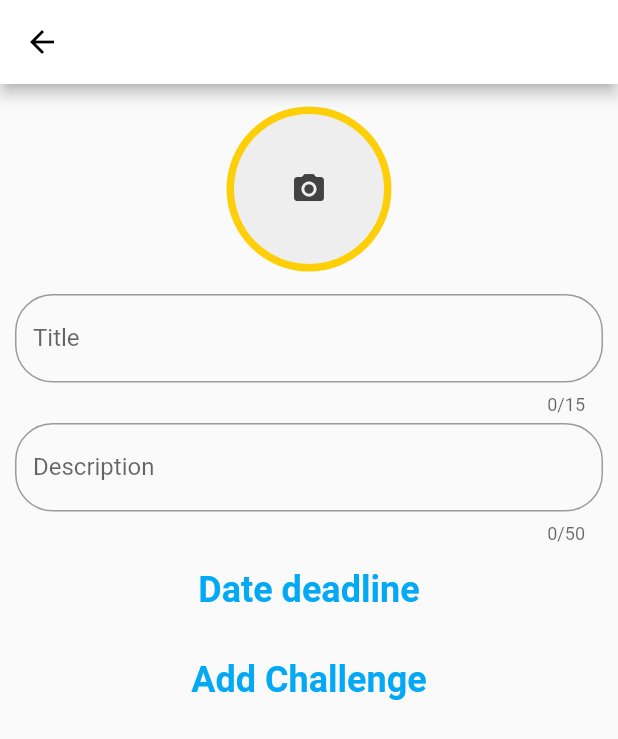
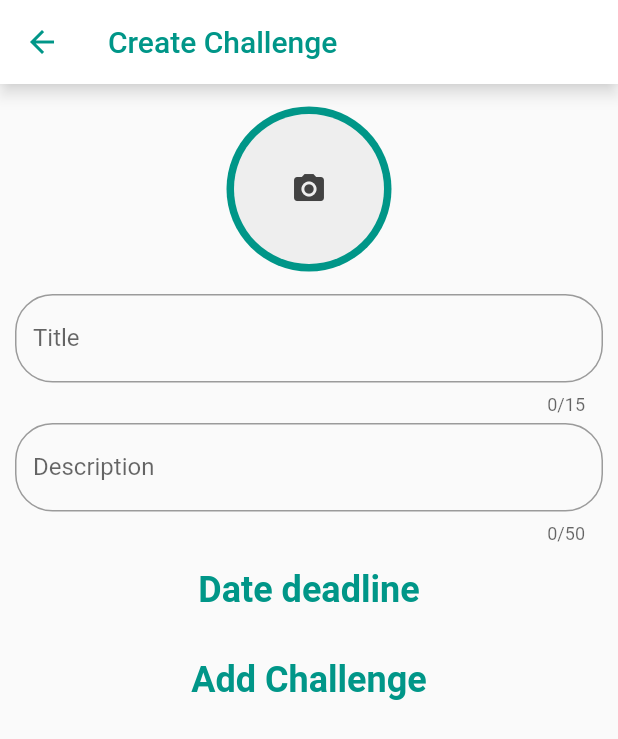
Before and after one commit to WaltDeyzel/semester_cup, a Flutter app: the screen it shows after launch, after a tap on the "drive file rename outline" icon, on a phone screen of 412 x 824 dp. Shown: the top 739 px of the screen. Run offline on Flutter 3.47's test engine with Material 2 defaults, Android fonts, the phone set to English and light mode, and no system bars; our stand-ins replace image_picker; network calls fail; Roboto replaces fonts that are missing (Georgia).

Commit message:
Created themedata to refrence in app.

```diff
--- a/lib/Screens/add_challenge_screen.dart
+++ b/lib/Screens/add_challenge_screen.dart
@@ -75,7 +75,10 @@ class _AddChallengeScreen extends State<AddChallengeScreen> {
     final challenges = Provider.of<ChallengeListDemo>(context);
     return Scaffold(
       appBar: AppBar(
+        title: Text("Create Challenge", style: TextStyle(color: Theme.of(context).primaryColor),),
         backgroundColor: Colors.white,
+        shadowColor: Colors.white,
+        iconTheme: IconThemeData(color: Theme.of(context).primaryColor),
       ),
       body: Container(
           padding: const EdgeInsets.only(top: 15),
@@ -93,7 +96,7 @@ class _AddChallengeScreen extends State<AddChallengeScreen> {
                       },
                       child: CircleAvatar(
                         radius: 55,
-                        backgroundColor: const Color(0xffFDCF09),
+                        backgroundColor: Theme.of(context).primaryColor,
                         child: _coverPhoto != null
                             ? ClipRRect(
                                 borderRadius: BorderRadius.circular(50),
--- a/lib/Screens/challenge_list_screen.dart
+++ b/lib/Screens/challenge_list_screen.dart
@@ -21,7 +21,7 @@ class _ChallengeListScreen extends State<ChallengeListScreen> {
             Container(
               width: double.infinity,
               padding: EdgeInsets.all(20),
-              color: Color.fromRGBO(141, 208, 252, 0.8),
+              color: Theme.of(context).accentColor,
               child: Center(
                   child: Text(
                 "LIST OF AVAILABLE CHALLENGES",
--- a/lib/Screens/home_screen.dart
+++ b/lib/Screens/home_screen.dart
@@ -23,12 +23,13 @@ class _HomeScreen extends State<HomeScreen> {
     return Scaffold(
       appBar: AppBar(
         leading: Icon(Icons.emoji_events, color: Colors.yellow,),
-        title: Text("SemesterCup",style: TextStyle(fontWeight: FontWeight.bold, fontSize: 30, color: Colors.white),),
+        title: Text("SemesterCup",style: Theme.of(context).textTheme.headline1,),
+        backgroundColor: Theme.of(context).primaryColor,
       ),
       body: _pages[_pageIndex],
       bottomNavigationBar: BottomNavigationBar(
-        backgroundColor: Theme.of(context).primaryColor,
-        selectedItemColor: Colors.yellow,
+        backgroundColor: Colors.white,
+        selectedItemColor: Theme.of(context).primaryColor,
         unselectedItemColor: Colors.black,
         onTap: _selectPage,
         currentIndex: _pageIndex,
--- a/lib/Screens/leaderboard_screen.dart
+++ b/lib/Screens/leaderboard_screen.dart
@@ -15,13 +15,14 @@ class _LeaderboardScreen extends State<LeaderboardScreen> {
         child: Column(
           children: <Widget>[
             Container(
-              color: Color.fromRGBO(141, 208, 252, 0.8),
+              color: Theme.of(context).accentColor,
               padding: EdgeInsets.all(20),
               child: Center(
-                  child: Text(
-                "LEADERBOARD",
-                style: TextStyle(fontSize: 17, fontWeight: FontWeight.bold),
-              )),
+                child: Text(
+                  "LEADERBOARD",
+                  style: Theme.of(context).textTheme.headline2,
+                ),
+              ),
             ),
             UserLeaderboardList(),
           ],
--- a/lib/Screens/spesific_challange_screen.dart
+++ b/lib/Screens/spesific_challange_screen.dart
@@ -48,8 +48,7 @@ class _SpesificChallengeScreen extends State<SpesificChallengeScreen> {
         appBar: AppBar(
           title: Text(
             selectedChallenge.title,
-            style: TextStyle(
-                fontWeight: FontWeight.bold, fontSize: 20, color: Colors.white),
+            style: Theme.of(context).textTheme.headline4,
           ),
         ),
         body: _storedImage == null
@@ -57,8 +56,9 @@ class _SpesificChallengeScreen extends State<SpesificChallengeScreen> {
             ? ChallengeEntryGrid(entries)
             : Image.file(_storedImage),
         floatingActionButton: FloatingActionButton(
-          child: Icon(Icons.add_a_photo),
+          backgroundColor: Colors.white,
+          child: Icon(Icons.add_a_photo,),
           onPressed: (){_addChallengeEntry(selectedChallenge);},
-        ));
+        ),);
   }
 }
--- a/lib/Widgets/challengeTile.dart
+++ b/lib/Widgets/challengeTile.dart
@@ -47,10 +47,7 @@ class _ChallangeTile extends State<ChallangeTile> {
                         padding: EdgeInsets.all(5),
                         child: Text(
                           _challange.title.toString(),
-                          style: TextStyle(
-                              fontWeight: FontWeight.bold,
-                              fontSize: 24,
-                              color: Colors.black),
+                          style: Theme.of(context).textTheme.headline2,
                         ),
                       ),
                     )
@@ -62,10 +59,7 @@ class _ChallangeTile extends State<ChallangeTile> {
                         padding: EdgeInsets.all(5),
                         child: Text(
                           _challange.description,
-                          style: TextStyle(
-                              fontWeight: FontWeight.bold,
-                              fontSize: 16,
-                              color: Colors.black),
+                          style: Theme.of(context).textTheme.headline3,
                         ),
                       ),
                     ),
@@ -79,7 +73,7 @@ class _ChallangeTile extends State<ChallangeTile> {
             child: IconButton(
                 icon: Icon(
                   Icons.info_outline,
-                  color: Colors.white,
+                  color: cardsColour,
                 ),
                 onPressed: () {
                   setState(() {
--- a/lib/Widgets/challenge_entry.dart
+++ b/lib/Widgets/challenge_entry.dart
@@ -24,7 +24,7 @@ class _EntryItemTile extends State<EntryItemTile> {
           },
           //URL will be temporary I think.
           child: entry.photo != null
-              ? Image.file(entry.photo, fit: BoxFit.cover)
+              ? Image.file(entry.photo, fit: BoxFit.fill)
               : Image.network(entry.pictureURL),
         ),
         footer: GridTileBar(
--- a/lib/Widgets/user_leaderboard_list.dart
+++ b/lib/Widgets/user_leaderboard_list.dart
@@ -16,7 +16,6 @@ class UserLeaderboardList extends StatelessWidget {
     users.sort((a, b) => b.points.compareTo(a.points));
     return Container(
       color: Theme.of(context).primaryColor,
-      //height: 350,
       child: users.isEmpty
           ? Text('No Users to display')
           : Column(
@@ -26,12 +25,10 @@ class UserLeaderboardList extends StatelessWidget {
                     onTap: () {
                       selectedUserRoute(element, context);
                     },
-                    splashColor: Colors.blue,
                     borderRadius: BorderRadius.circular(15),
                     child: Card(
                       elevation: 1,
-                      color: Color.fromRGBO(
-                          141, 208, 252, 0.8), //Theme.of(context).primaryColor,
+                      color: Theme.of(context).accentColor,
                       child: ListTile(
                         title: Text(
                           element.name,
--- a/lib/main.dart
+++ b/lib/main.dart
@@ -30,15 +30,35 @@ class MyApp extends StatelessWidget {
         ],
         child: MaterialApp(
           title: 'SemesterCup',
+          // THEME OF APP
           theme: ThemeData(
-            primarySwatch: Colors.lightBlue,
-            visualDensity: VisualDensity.adaptivePlatformDensity,
+            primarySwatch: Colors.teal,
+            accentColor: Colors.white,
+            fontFamily: 'Georgia',
+            textTheme: TextTheme(
+              // App bar title
+              headline1: TextStyle(fontWeight: FontWeight.bold, fontSize: 30, color: Colors.white),
+              // Challenge title
+              headline2: TextStyle(
+                  fontWeight: FontWeight.w100,
+                  fontSize: 24,
+                  color: Colors.black),
+              // Challenge description.
+              headline3: TextStyle(
+                  fontWeight: FontWeight.w100,
+                  fontSize: 16,
+                  color: Colors.black),
+              // Spesific challenge page app bar title
+              headline4: TextStyle(
+                fontWeight: FontWeight.bold, fontSize: 20, color: Colors.white)
+            ),
           ),
           routes: {
             '/': (ctx) => HomeScreen(),
             ChallengeListScreen.routeName: (ctx) => ChallengeListScreen(),
             LeaderboardScreen.routeName: (ctx) => LeaderboardScreen(),
-            SpesificChallengeScreen.routeName: (ctx) =>SpesificChallengeScreen(),
+            SpesificChallengeScreen.routeName: (ctx) =>
+                SpesificChallengeScreen(),
             AddChallengeScreen.routeName: (ctx) => AddChallengeScreen(),
             UserScreen.routeName: (ctx) => UserScreen(),
           },
```
